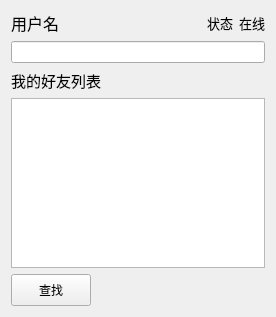
Old version of the form tux.ui in the repository rayfung/tux-im-client.
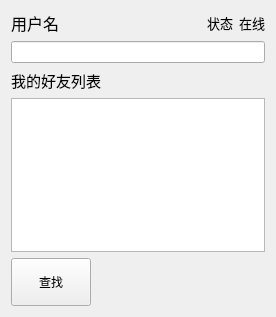
New version of the form. Icons and pictures are not drawn.

Commit message: replace icon

Patch:
```diff
--- a/tux.ui
+++ b/tux.ui
@@ -102,7 +102,7 @@
          <property name="minimumSize">
           <size>
            <width>0</width>
-           <height>32</height>
+           <height>48</height>
           </size>
          </property>
          <property name="maximumSize">
@@ -111,12 +111,6 @@
            <height>16777215</height>
           </size>
          </property>
-         <property name="font">
-          <font>
-           <family>SimSun-ExtB</family>
-           <pointsize>9</pointsize>
-          </font>
-         </property>
          <property name="text">
           <string>查找</string>
          </property>
```
Left out of the diff: 2 changed lines with no effect on the pictures. The commit also changes 2 other files.
